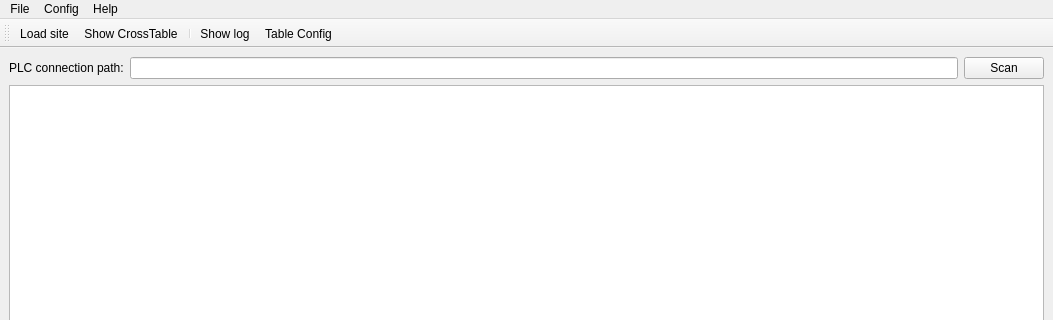
DamirKh/plc_se, file ui/cn_diag_tool.main.ui: the form before one commit; both pictures show x 0 to 1053 and y 0 to 320 of the 1053 by 772 pixel window.
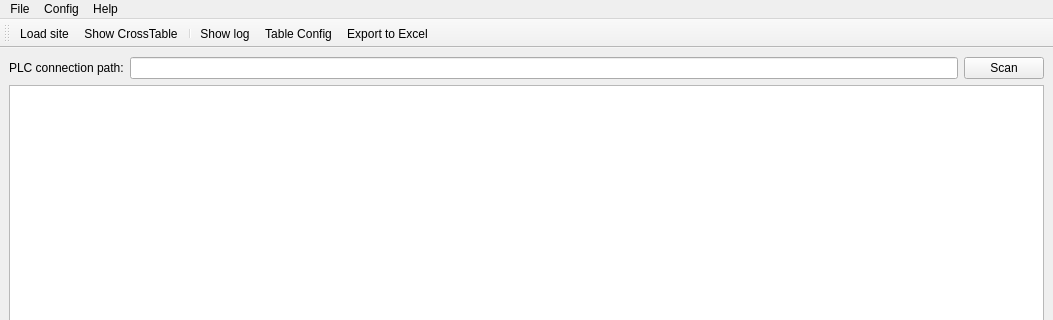
The form after the commit. Icons and pictures are not drawn. Custom widgets are drawn as their Qt base class.

Commit message: export to xlsx working

```diff
--- a/ui/cn_diag_tool.main.ui
+++ b/ui/cn_diag_tool.main.ui
@@ -119,6 +119,7 @@
    <addaction name="separator"/>
    <addaction name="actionShow_log"/>
    <addaction name="actionTable_Config"/>
+   <addaction name="actionExport_to_Excel"/>
   </widget>
   <action name="actionSave">
    <property name="icon">
@@ -208,6 +209,14 @@
     <string>About</string>
    </property>
   </action>
+  <action name="actionExport_to_Excel">
+   <property name="icon">
+    <iconset theme="x-office-document"/>
+   </property>
+   <property name="text">
+    <string>Export to Excel</string>
+   </property>
+  </action>
  </widget>
  <customwidgets>
   <customwidget>
```
Left out of the diff: 1 changed line with no effect on the pictures. The commit also changes 4 other files.
